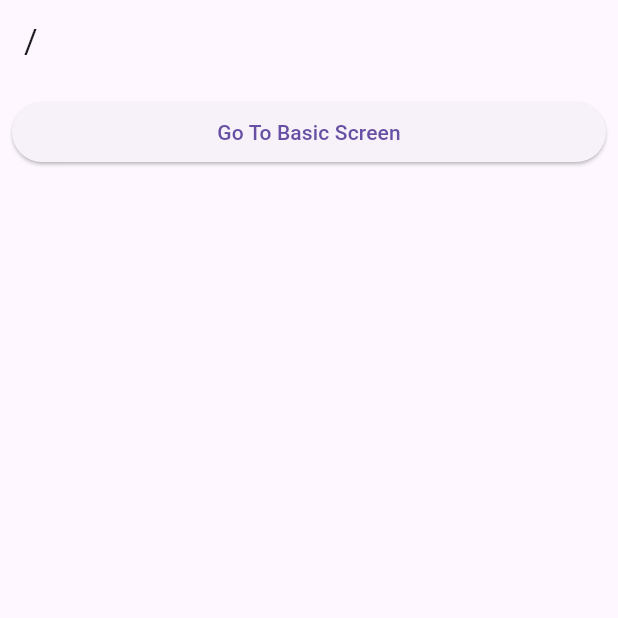
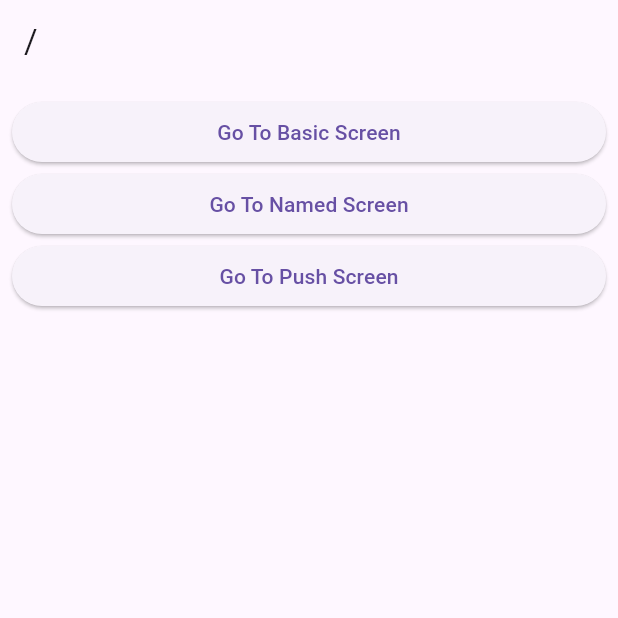
Before and after one commit to SoulTree-Lovers/flutter_study, a Flutter app: the screen it shows after launch, on a phone screen of 412 x 824 dp, the top half of it. Run offline on Flutter 3.47's test engine with Material 3 defaults, Android fonts, the phone set to English and light mode, and no system bars; our stand-ins replace dio, drift, flutter_riverpod, flutter_secure_storage, get_it, go_router and 11 more; missing offline and left inert: agora_rtc_engine, sqlite3; accounts and stored records are empty; generated files the repository leaves out were written again.

Commit message:
[feat] Named Screen과 Push Screen

```diff
--- a/go_router_v7/lib/route/router.dart
+++ b/go_router_v7/lib/route/router.dart
@@ -1,6 +1,9 @@
 import 'package:go_router/go_router.dart';
 import 'package:go_router_v7/screens/1_basic_screen.dart';
+import 'package:go_router_v7/screens/3_push_screen.dart';
 import 'package:go_router_v7/screens/root_screen.dart';
+
+import '../screens/2_named_screen.dart';
 
 // https://blog.codefactory.ai == /
 // https://blog.codefactory.ai/flutter == /flutter (path만 표시)
@@ -14,6 +17,16 @@ final router = GoRouter(
           path: 'basic',
           builder: (context, state) => BasicScreen(),
         ),
+        GoRoute(
+          path: 'named',
+          name: 'named_screen',
+          builder: (context, state) => NamedScreen(),
+        ),
+        GoRoute(
+          path: 'push',
+          name: 'push_screen',
+          builder: (context, state) => PushScreen(),
+        ),
       ],
     ),
   ],
--- a/go_router_v7/lib/screens/root_screen.dart
+++ b/go_router_v7/lib/screens/root_screen.dart
@@ -16,6 +16,19 @@ class RootScreen extends StatelessWidget {
             },
             child: Text('Go To Basic Screen'),
           ),
+          ElevatedButton(
+            onPressed: () {
+              // context.go('/named'); -> 이것도 가능
+              context.goNamed('named_screen'); // 이름을 통해 스크린 이동
+            },
+            child: Text('Go To Named Screen'),
+          ),
+          ElevatedButton(
+            onPressed: () {
+              context.goNamed('push_screen'); // 이름을 통해 스크린 이동
+            },
+            child: Text('Go To Push Screen'),
+          ),
         ],
       ),
     );
```
Also changed, not shown: go_router_v7/lib/screens/2_named_screen.dart (added, +15 -0 lines), go_router_v7/lib/screens/3_push_screen.dart (added, +29 -0 lines).
